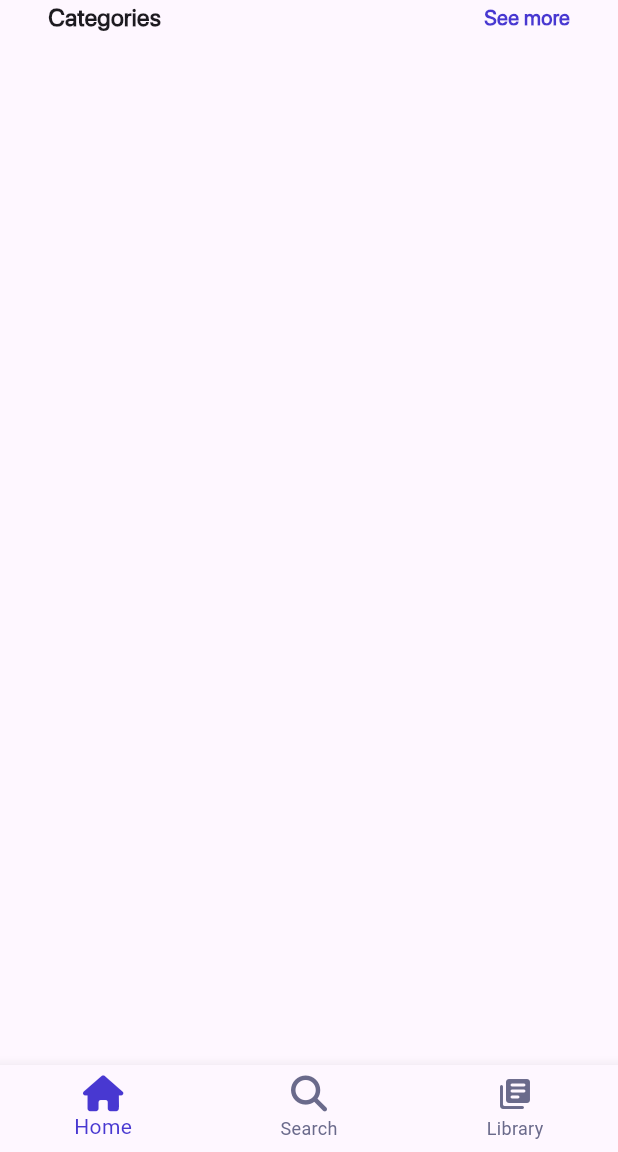
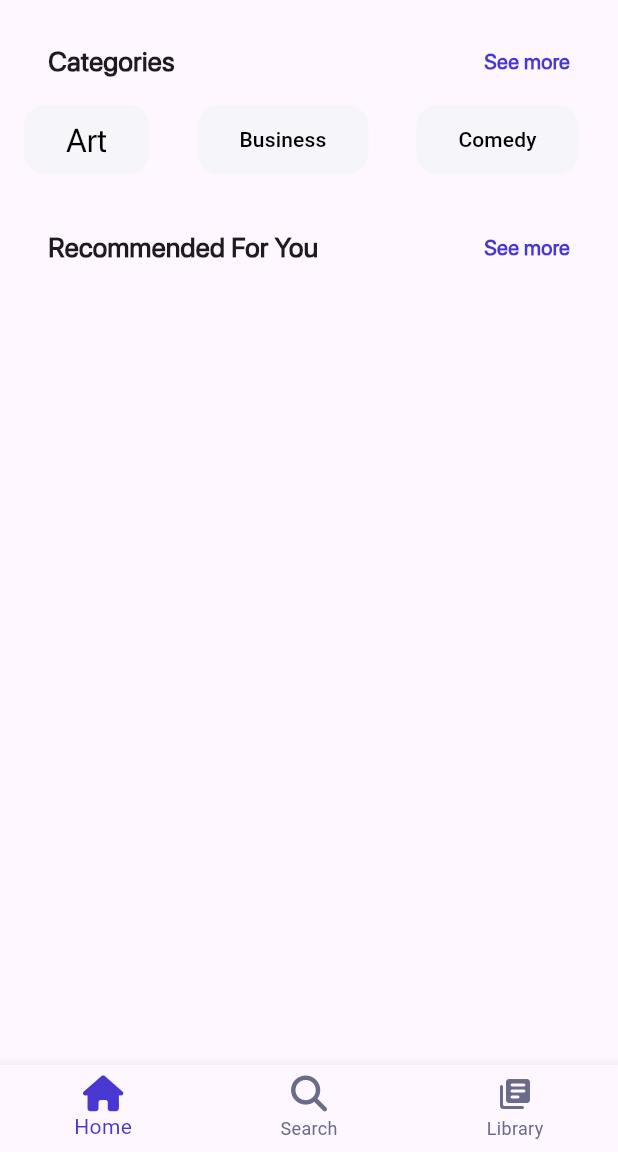
Before and after one commit to MohamedGll/c11_exam_sun_online, a Flutter app: the screen it shows after launch, on a phone screen of 412 x 824 dp, the part 84-1236 px from its top. Run offline on Flutter 3.47's test engine with Material 3 defaults, Android fonts, the phone set to English and light mode, and no system bars; drawn by our look-alikes of buttons_tabbar; our stand-ins replace font_awesome_flutter.

Commit message:
create bottons tabbar

```diff
--- a/lib/widgets/custom_home_view_body.dart
+++ b/lib/widgets/custom_home_view_body.dart
@@ -1,40 +1,60 @@
+import 'package:buttons_tabbar/buttons_tabbar.dart';
+import 'package:c11_exam_sun_online/widgets/custom_row.dart';
 import 'package:flutter/material.dart';
-
-import '../constant.dart';
 
 class CustomHomeViewBody extends StatelessWidget {
   const CustomHomeViewBody({super.key});
 
   @override
   Widget build(BuildContext context) {
-    return const Column(
+    return DefaultTabController(
+      length: 4,
+      child: Column(
         children: [
-        Padding(
-          padding: EdgeInsets.symmetric(horizontal: 32),
-          child: Row(
-            mainAxisAlignment: MainAxisAlignment.spaceBetween,
-            children: [
-              Text(
-                'Categories',
-                style: TextStyle(
-                  fontSize: 16,
+          const SizedBox(
+            height: 28,
+          ),
+          const CustomRow(
+            text: 'Categories',
+          ),
+          const SizedBox(
+            height: 16,
+          ),
+          ButtonsTabBar(
+            backgroundColor: const Color(0xffF5F5FA),
+            radius: 14,
+            unselectedBackgroundColor: const Color(0xffF5F5FA),
+            contentPadding: const EdgeInsets.symmetric(horizontal: 28),
+            buttonMargin: const EdgeInsets.symmetric(horizontal: 16),
+            labelStyle: const TextStyle(
+              color: Colors.black,
+              fontWeight: FontWeight.w400,
+              fontSize: 22,
               fontFamily: 'SF Pro Display',
-                  fontWeight: FontWeight.bold,
             ),
+            tabs: const [
+              Tab(
+                text: "Art",
               ),
-              Text(
-                'See more',
-                style: TextStyle(
-                  fontSize: 14,
-                  fontFamily: 'SF Pro Display',
-                  color: kPrimaryColor,
-                  fontWeight: FontWeight.bold,
+              Tab(
+                text: "Business",
               ),
+              Tab(
+                text: "Comedy",
+              ),
+              Tab(
+                text: "Drama",
               ),
             ],
           ),
+          const SizedBox(
+            height: 36,
+          ),
+          const CustomRow(
+            text: 'Recommended For You',
           ),
         ],
+      ),
     );
   }
 }
--- /dev/null
+++ b/lib/widgets/custom_row.dart
@@ -0,0 +1,36 @@
+import 'package:c11_exam_sun_online/constant.dart';
+import 'package:flutter/material.dart';
+
+class CustomRow extends StatelessWidget {
+  const CustomRow({super.key, required this.text});
+  final String text;
+
+  @override
+  Widget build(BuildContext context) {
+    return Padding(
+      padding: const EdgeInsets.symmetric(horizontal: 32),
+      child: Row(
+        mainAxisAlignment: MainAxisAlignment.spaceBetween,
+        children: [
+          Text(
+            text,
+            style: const TextStyle(
+              fontSize: 18,
+              fontFamily: 'SF Pro Display',
+              fontWeight: FontWeight.bold,
+            ),
+          ),
+          const Text(
+            'See more',
+            style: TextStyle(
+              fontSize: 14,
+              fontFamily: 'SF Pro Display',
+              color: kPrimaryColor,
+              fontWeight: FontWeight.bold,
+            ),
+          ),
+        ],
+      ),
+    );
+  }
+}
```
Lines whose indentation alone changed are shown as unchanged.
